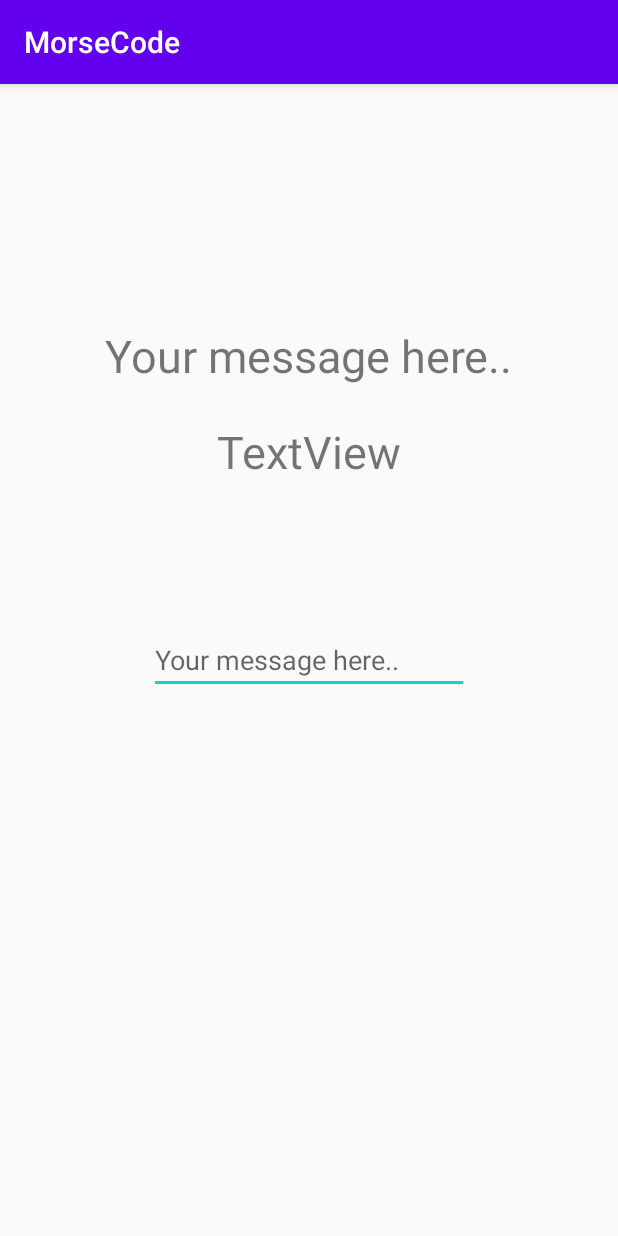
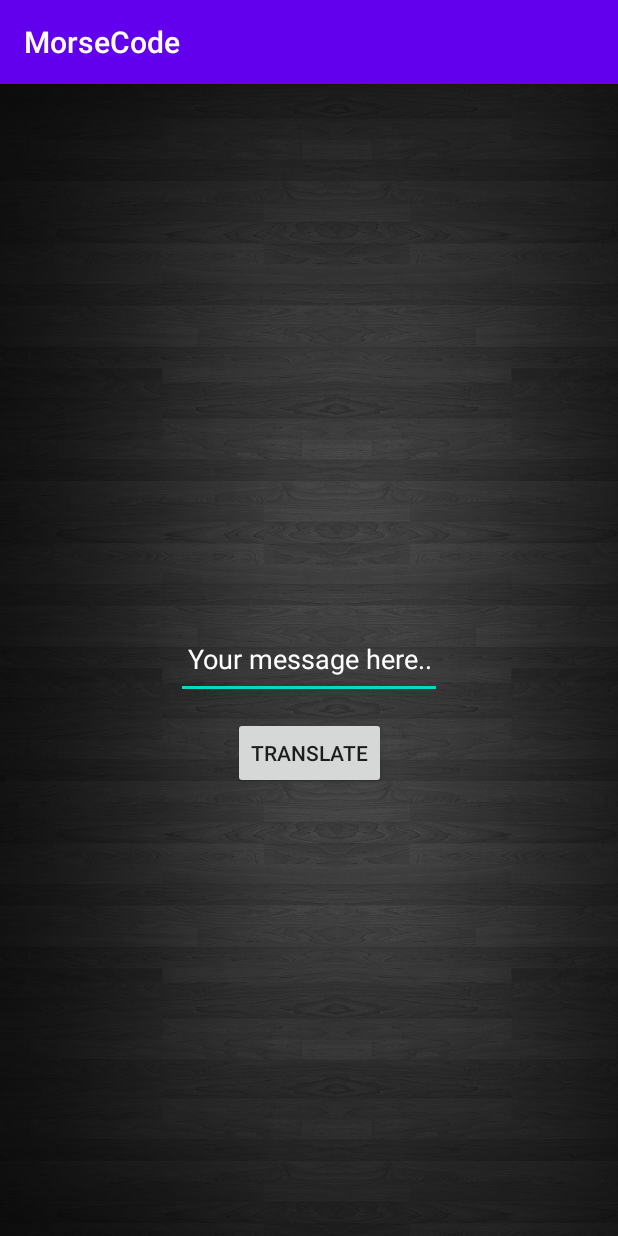
Before and after one commit to Alexandru2909/MorseCode, an Android app: the screen it shows after launch (MainActivity), on a phone screen of 412 x 824 dp. Run offline under Robolectric (Android 15) with nearby library versions, the phone set to English and light mode, and no system bars.

Commit message:
Added a nice cover + translate button

```diff
--- a/app/src/main/java/com/example/morsecode/MainActivity.java
+++ b/app/src/main/java/com/example/morsecode/MainActivity.java
@@ -21,6 +21,7 @@ public class MainActivity extends AppCompatActivity {
     Morse morse;
     CameraManager cameraManager;
     TextView letterView,codeView;
+    EditText editText;
     @Override
     protected void onCreate(Bundle savedInstanceState) {
         super.onCreate(savedInstanceState);
@@ -30,27 +31,13 @@ public class MainActivity extends AppCompatActivity {
         letterView = findViewById(R.id.textView);
         codeView = findViewById(R.id.textView2);
         cameraManager = (CameraManager) this.getSystemService(CAMERA_SERVICE);
-
-
-
-        final EditText edittext = (EditText) findViewById(R.id.editText);
-        edittext.setOnKeyListener(new View.OnKeyListener() {
-            public boolean onKey(View v, int keyCode, KeyEvent event) {
-                // If the event is a key-down event on the "enter" button
-                if ((event.getAction() == KeyEvent.ACTION_DOWN) &&
-                        (keyCode == KeyEvent.KEYCODE_ENTER)) {
-                    // Perform action on key press
-                    showText(edittext.getText().toString());
-                    return true;
-                }
-                return false;
-            }
-        });
-
-
+        editText = (EditText) findViewById(R.id.editText);
 
     }
 
+    public void click(View v){
+        showText(editText.getText().toString());
+    }
 
     private final void clearText(){
         letterView.setText(null);
@@ -58,8 +45,10 @@ public class MainActivity extends AppCompatActivity {
     }
 
     private final void showLetter(char letter){
-        letterView.setText(String.valueOf(letter).toUpperCase());
-        codeView.setText(morse.translate(letter));
+        if (letter != '/' && letter!=' ') {
+            letterView.setText(String.valueOf(letter).toUpperCase());
+            codeView.setText(morse.translate(letter));
+        }
     }
 
     private void showText(String txt){
@@ -79,7 +68,7 @@ public class MainActivity extends AppCompatActivity {
             public void run(){
                 if(i<t.length()){
                     showLetter(t.charAt(i));
-                    h1.postDelayed(this,times[i]-400);
+                    h1.postDelayed(this,times[i]);
                     i++;
                 }
             }
--- a/app/src/main/res/layout/activity_main.xml
+++ b/app/src/main/res/layout/activity_main.xml
@@ -4,27 +4,35 @@
     xmlns:tools="http://schemas.android.com/tools"
     android:layout_width="match_parent"
     android:layout_height="match_parent"
+    android:background="@drawable/wood_cover"
     tools:context=".MainActivity">
 
     <EditText
         android:id="@+id/editText"
-        android:layout_width="wrap_content"
-        android:layout_height="wrap_content"
-        android:layout_marginStart="99dp"
+        android:layout_width="177dp"
+        android:layout_height="53dp"
+        android:autofillHints="@string/input_msg"
         android:ems="10"
+        android:foregroundGravity="center_horizontal"
+        android:gravity="center|center_horizontal"
+        android:hint="@string/input_msg"
         android:inputType="textPersonName"
-        android:hint="@string/input_msg"
+        android:textColor="#FFFFFF"
+        android:textColorHint="#FFFFFF"
         app:layout_constraintBottom_toBottomOf="parent"
         app:layout_constraintEnd_toEndOf="parent"
-        app:layout_constraintHorizontal_bias="0.0"
+        app:layout_constraintHorizontal_bias="0.5"
         app:layout_constraintStart_toStartOf="parent"
-        app:layout_constraintTop_toTopOf="parent" />
+        app:layout_constraintTop_toTopOf="parent"
+        app:layout_constraintVertical_bias="0.499" />
 
     <TextView
         android:id="@+id/textView"
         android:layout_width="wrap_content"
         android:layout_height="wrap_content"
-        android:text="@string/input_msg"
+        android:text=""
+        android:textColor="#FFFFFF"
+        android:textColorHint="#FFFFFF"
         android:textSize="30sp"
         app:layout_constraintBottom_toTopOf="@+id/editText"
         app:layout_constraintEnd_toEndOf="parent"
@@ -36,7 +44,9 @@
         android:id="@+id/textView2"
         android:layout_width="wrap_content"
         android:layout_height="wrap_content"
-        android:text="TextView"
+        android:text=""
+        android:textColor="#F8F8F8"
+        android:textColorHint="#FDFDFD"
         android:textSize="30sp"
         app:layout_constraintBottom_toTopOf="@+id/editText"
         app:layout_constraintEnd_toEndOf="parent"
@@ -44,4 +54,15 @@
         app:layout_constraintTop_toBottomOf="@+id/textView"
         app:layout_constraintVertical_bias="0.195" />
 
+    <Button
+        android:id="@+id/button"
+        android:layout_width="wrap_content"
+        android:layout_height="wrap_content"
+        android:layout_marginTop="12dp"
+        android:onClick="click"
+        android:text="@string/translate"
+        app:layout_constraintEnd_toEndOf="parent"
+        app:layout_constraintStart_toStartOf="parent"
+        app:layout_constraintTop_toBottomOf="@+id/editText" />
+
 </androidx.constraintlayout.widget.ConstraintLayout>
--- a/app/src/main/res/values/strings.xml
+++ b/app/src/main/res/values/strings.xml
@@ -1,4 +1,5 @@
 <resources>
     <string name="app_name">MorseCode</string>
     <string name="input_msg">Your message here..</string>
+    <string name= "translate">Translate </string>
 </resources>
```
Also changed, not shown: app/src/main/java/com/example/morsecode/Morse.java (+3 -4 lines), app/src/main/res/drawable/wood_cover.jpg (added).
